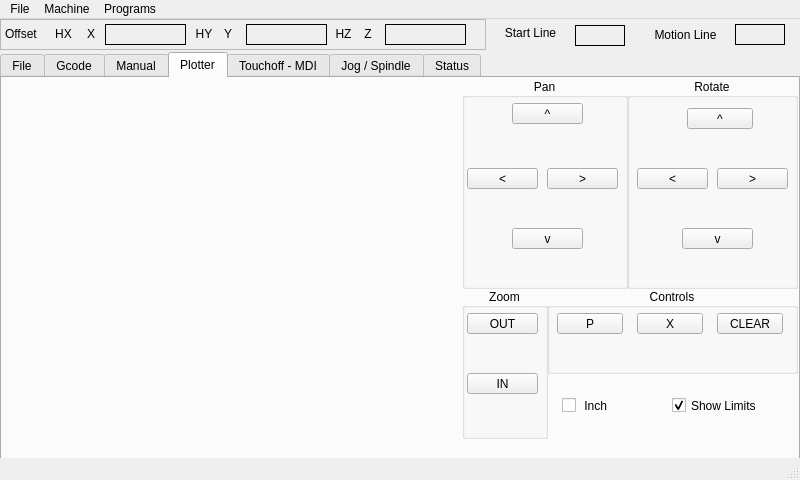
Old version of the form examples/rpi_mill_3/rpi_mill_3.ui in the repository jethornton/flexgui.
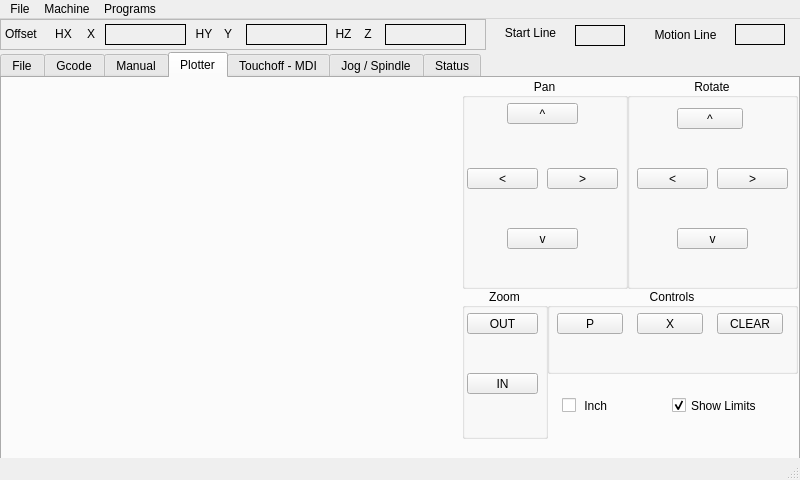
New version of the form. The open tabs and pages were chosen to show the change.

```diff
--- a/examples/rpi_mill_3/rpi_mill_3.ui
+++ b/examples/rpi_mill_3/rpi_mill_3.ui
@@ -1297,7 +1297,7 @@
       <widget class="QPushButton" name="view_pan_up_pb">
        <property name="geometry">
         <rect>
-         <x>50</x>
+         <x>45</x>
          <y>25</y>
          <width>71</width>
          <height>21</height>
@@ -1336,7 +1336,7 @@
       <widget class="QPushButton" name="view_pan_down_pb">
        <property name="geometry">
         <rect>
-         <x>50</x>
+         <x>45</x>
          <y>150</y>
          <width>71</width>
          <height>21</height>
@@ -1391,7 +1391,7 @@
       <widget class="QPushButton" name="view_rotate_up_pb">
        <property name="geometry">
         <rect>
-         <x>60</x>
+         <x>50</x>
          <y>30</y>
          <width>66</width>
          <height>21</height>
@@ -1404,7 +1404,7 @@
       <widget class="QPushButton" name="view_rotate_down_pb">
        <property name="geometry">
         <rect>
-         <x>55</x>
+         <x>50</x>
          <y>150</y>
          <width>71</width>
          <height>21</height>
```
